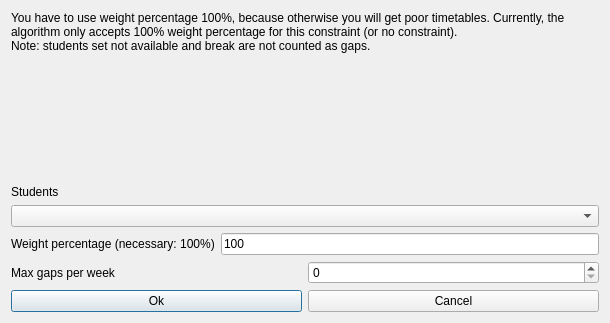
Old version of the form fet/src/interface/modifyconstraintstudentssetmaxgapsperweekform_template.ui in the repository vonmecheln/fet.
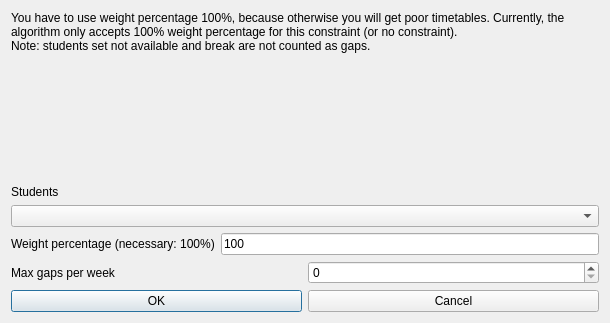
New version of the form.

```diff
--- a/fet/src/interface/modifyconstraintstudentssetmaxgapsperweekform_template.ui
+++ b/fet/src/interface/modifyconstraintstudentssetmaxgapsperweekform_template.ui
@@ -135,7 +135,7 @@
      <item>
       <widget class="QPushButton" name="okPushButton">
        <property name="text">
-        <string>Ok</string>
+        <string>OK</string>
        </property>
       </widget>
      </item>
```
